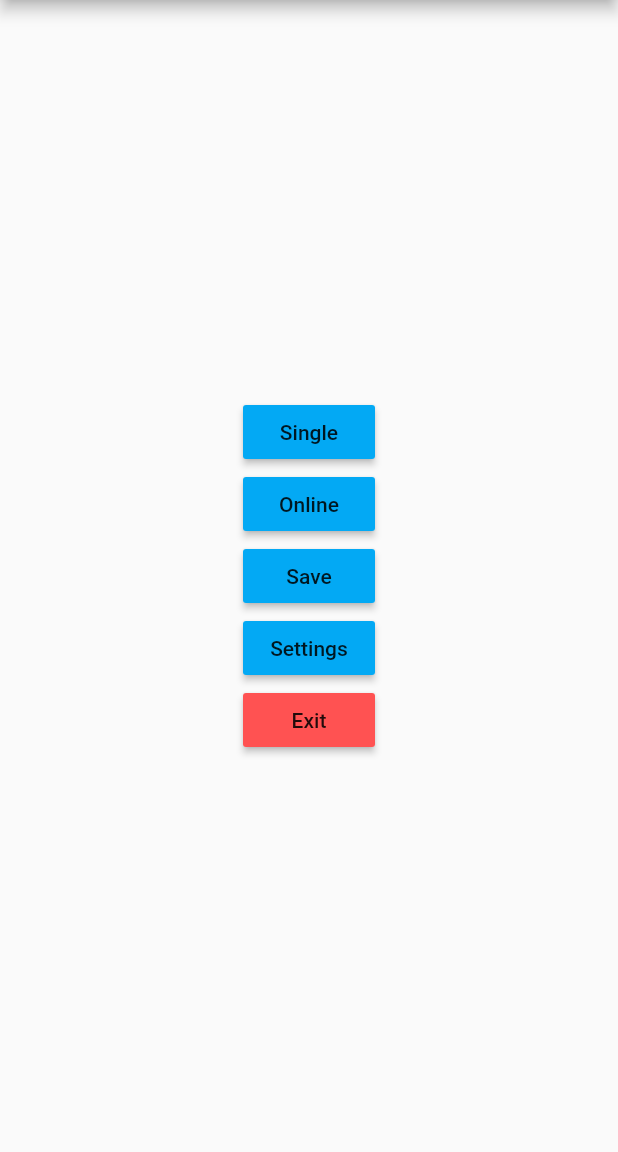
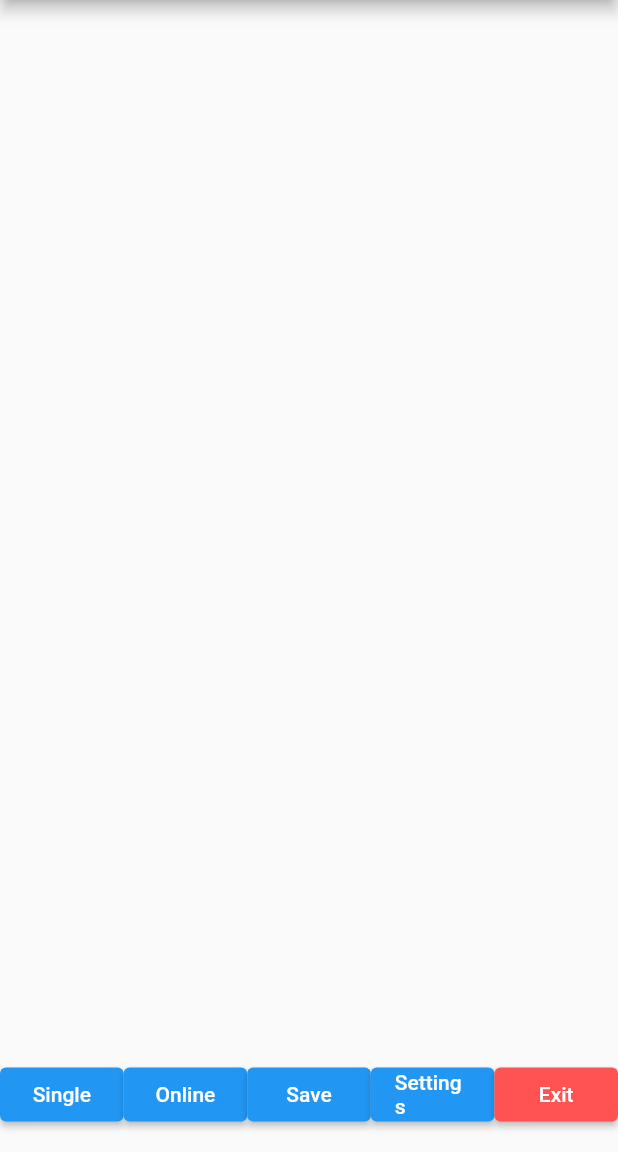
Before and after one commit to SuperContinentTeam/super_continent_client, a Flutter app: the screen it shows after launch, on a phone screen of 412 x 824 dp, the part 84-1236 px from its top. Run offline on Flutter 3.47's test engine with Material 2 defaults, Android fonts, the phone set to English and light mode, and no system bars; our stand-ins replace file_picker, flutter_colorpicker, get, hive_flutter, logger; accounts and stored records are empty.

Commit message:
re-set position of some components

```diff
--- a/lib/pages/home_page/index.dart
+++ b/lib/pages/home_page/index.dart
@@ -14,39 +14,55 @@ class HomePage extends StatelessWidget {
   @override
   Widget build(BuildContext context) {
     return Column(
+      children: [
+        Expanded(flex: 9, child: Container()),
+        Expanded(
+          child: Row(
             mainAxisAlignment: MainAxisAlignment.center,
             children: [
-        MaterialButton(
+              Expanded(
+                child: ElevatedButton(
                   onPressed: () {
-            HomeFrameworkController.body.value = StartPanel(isOwner: true);
+                    HomeFrameworkController.body.value =
+                        StartPanel(isOwner: true);
                   },
-          color: Colors.lightBlue,
                   child: Text(controller.single),
                 ),
-        MaterialButton(
+              ),
+              Expanded(
+                child: ElevatedButton(
                   onPressed: () {},
-          color: Colors.lightBlue,
                   child: Text(controller.online),
                 ),
-        MaterialButton(
+              ),
+              Expanded(
+                child: ElevatedButton(
                   onPressed: () {},
-          color: Colors.lightBlue,
                   child: Text(controller.save),
                 ),
-        MaterialButton(
+              ),
+              Expanded(
+                child: ElevatedButton(
                   onPressed: () {
                     HomeFrameworkController.body.value = SettingPage();
                   },
-          color: Colors.lightBlue,
                   child: Text(controller.settings),
                 ),
-        MaterialButton(
+              ),
+              Expanded(
+                child: ElevatedButton(
                   onPressed: () {
                     exit(0);
                   },
-          color: Colors.redAccent,
+                  style: ElevatedButton.styleFrom(
+                    backgroundColor: Colors.redAccent
+                  ),
                   child: Text(controller.exit),
+                ),
               )
+            ],
+          ),
+        ),
       ],
     );
   }
--- a/lib/pages/setting_page/index.dart
+++ b/lib/pages/setting_page/index.dart
@@ -19,6 +19,7 @@ class SettingPage extends StatelessWidget {
         Row(
           mainAxisAlignment: MainAxisAlignment.center,
           children: [
+            Expanded(child: Container()),
             Expanded(child: Text(MyLocalization.get("setting-language"))),
             Expanded(
               child: Obx(
@@ -33,7 +34,8 @@ class SettingPage extends StatelessWidget {
                   value: controller.selectedLanguage.value,
                 ),
               ),
-            )
+            ),
+            Expanded(child: Container())
           ],
         ),
         BackAndConfirm(
```
Also changed, not shown: lib/components/start_panel/index.dart (+19 -4 lines), pubspec.lock. Lines whose indentation alone changed are shown as unchanged.
